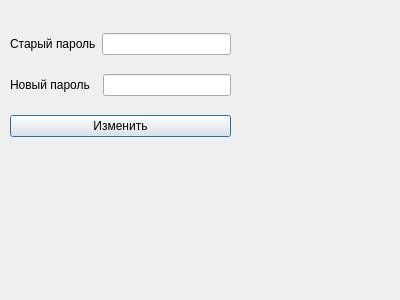
The window that settings.ui (dimasik79/RFIDLOCK) describes before a commit, drawn with Qt 5.
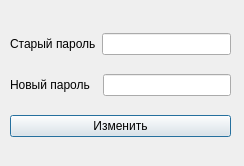
The same window after the commit.

The edit to the form file:
```diff
--- a/settings.ui
+++ b/settings.ui
@@ -6,8 +6,8 @@
    <rect>
     <x>0</x>
     <y>0</y>
-    <width>400</width>
-    <height>300</height>
+    <width>244</width>
+    <height>166</height>
    </rect>
   </property>
   <property name="windowTitle">
```
